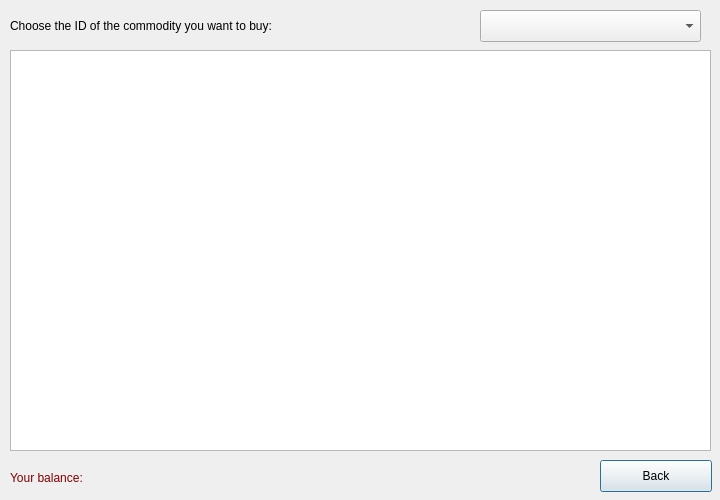
GuQiuhan/Commodity-auction-platform, file buygood.ui: the form before one commit.
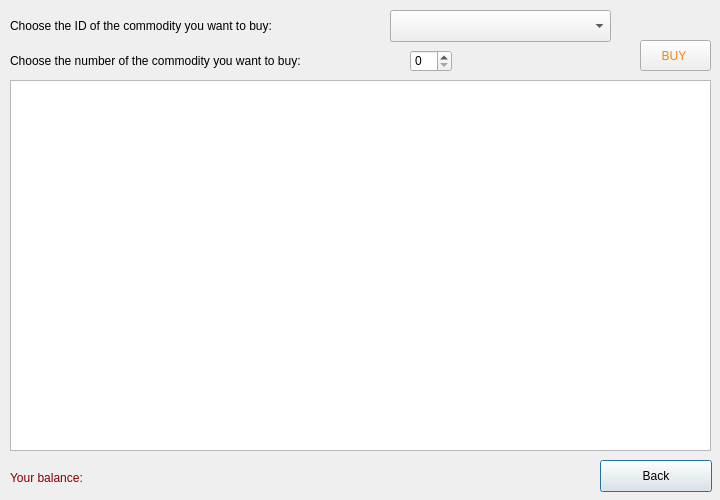
The form after the commit.

```diff
--- a/buygood.ui
+++ b/buygood.ui
@@ -32,7 +32,7 @@
   <widget class="QComboBox" name="comboBox">
    <property name="geometry">
     <rect>
-     <x>480</x>
+     <x>390</x>
      <y>10</y>
      <width>221</width>
      <height>32</height>
@@ -43,9 +43,9 @@
    <property name="geometry">
     <rect>
      <x>10</x>
-     <y>50</y>
+     <y>80</y>
      <width>701</width>
-     <height>401</height>
+     <height>371</height>
     </rect>
    </property>
   </widget>
@@ -79,6 +79,48 @@
     <string>Back</string>
    </property>
   </widget>
+  <widget class="QLabel" name="label_2">
+   <property name="geometry">
+    <rect>
+     <x>10</x>
+     <y>50</y>
+     <width>411</width>
+     <height>21</height>
+    </rect>
+   </property>
+   <property name="styleSheet">
+    <string notr="true">font: 16pt &quot;.AppleSystemUIFont&quot;;</string>
+   </property>
+   <property name="text">
+    <string>Choose the number of the commodity you want to buy:</string>
+   </property>
+  </widget>
+  <widget class="QSpinBox" name="spinBox">
+   <property name="geometry">
+    <rect>
+     <x>410</x>
+     <y>50</y>
+     <width>42</width>
+     <height>22</height>
+    </rect>
+   </property>
+  </widget>
+  <widget class="QPushButton" name="pushButton_2">
+   <property name="geometry">
+    <rect>
+     <x>640</x>
+     <y>40</y>
+     <width>71</width>
+     <height>31</height>
+    </rect>
+   </property>
+   <property name="styleSheet">
+    <string notr="true">color:rgb(253, 128, 8)</string>
+   </property>
+   <property name="text">
+    <string>BUY </string>
+   </property>
+  </widget>
  </widget>
  <resources/>
  <connections/>
```
Left out of the diff: 2 changed lines with no effect on the pictures.
